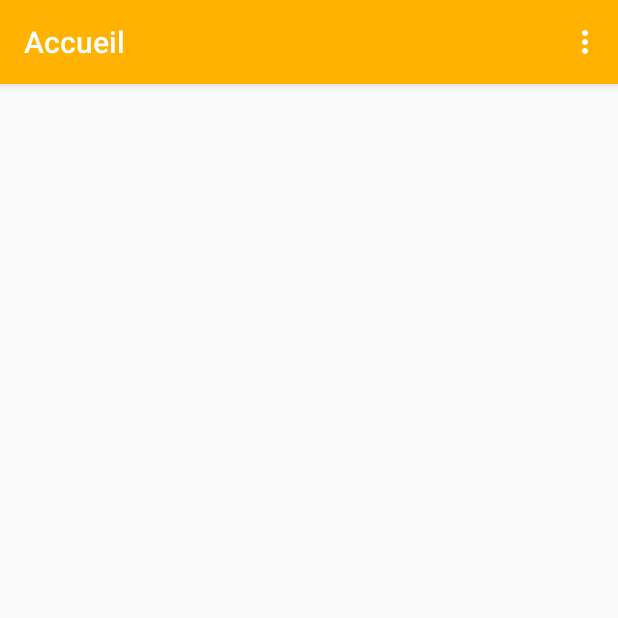
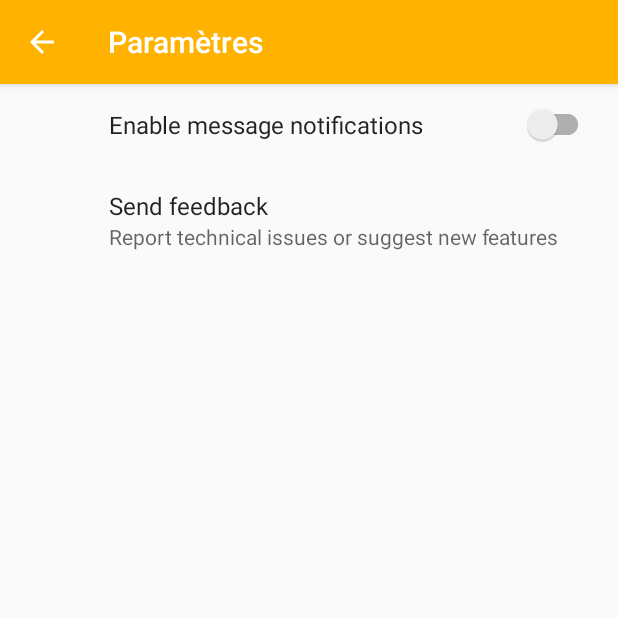
Before and after one commit to ARriddle/ARriddle, an Android app: the screen it shows after launch (MainActivity before the commit, SettingsActivity after it), in the options menu, after a tap on "Paramètres", on a phone screen of 412 x 824 dp, the top half of it. Run offline under Robolectric (Android 15) with nearby library versions, the phone set to English and light mode, and no system bars; our stand-ins replace androidx.preference.

Commit message:
Add SettingsActivity

```diff
--- a/app/build.gradle
+++ b/app/build.gradle
@@ -1,6 +1,7 @@
 apply plugin: 'com.android.application'
 apply plugin: 'kotlin-android'
 apply plugin: 'kotlin-android-extensions'
+apply plugin: 'kotlin-kapt'
 
 android {
     compileSdkVersion 29
@@ -35,4 +36,8 @@ dependencies {
     testImplementation 'junit:junit:4.12'
     androidTestImplementation 'androidx.test.ext:junit:1.1.1'
     androidTestImplementation 'androidx.test.espresso:espresso-core:3.2.0'
+
+    //Préférences
+    implementation "androidx.preference:preference:1.1.1"
+
 }
--- a/app/src/main/AndroidManifest.xml
+++ b/app/src/main/AndroidManifest.xml
@@ -9,6 +9,10 @@
         android:roundIcon="@mipmap/ic_launcher_round"
         android:supportsRtl="true"
         android:theme="@style/AppTheme">
+        <activity
+            android:name=".activities.SettingsActivity"
+            android:label="@string/settings_activity_title"
+            android:parentActivityName=".activities.MainActivity" />
         <activity
             android:name=".activities.AproposActivity"
             android:label="@string/apropos_activity_title"
--- a/app/src/main/java/fr/ec/arridle/activities/BasicActivity.kt
+++ b/app/src/main/java/fr/ec/arridle/activities/BasicActivity.kt
@@ -30,11 +30,17 @@ abstract class BasicActivity : AppCompatActivity() {
 
     override fun onOptionsItemSelected(item: MenuItem): Boolean {
         when (item.itemId) {
+            R.id.settings -> {
+                val intent = Intent(this, SettingsActivity::class.java)
+                startActivity(intent)
+            }
+
             R.id.apropos -> {
                 val intent = Intent(this, AproposActivity::class.java)
                 startActivity(intent)
             }
 
+
         }
         return super.onOptionsItemSelected(item)
     }
--- /dev/null
+++ b/app/src/main/java/fr/ec/arridle/activities/SettingsActivity.kt
@@ -0,0 +1,25 @@
+package fr.ec.arridle.activities
+
+import android.os.Bundle
+import androidx.appcompat.app.AppCompatActivity
+import androidx.appcompat.widget.Toolbar
+
+import fr.ec.arridle.R
+import fr.ec.arridle.fragments.SettingsFragment
+
+class SettingsActivity : AppCompatActivity() {
+    override fun onCreate(savedInstanceState: Bundle?) {
+        super.onCreate(savedInstanceState)
+        setContentView(R.layout.activity_settings)
+        val toolbar: Toolbar = findViewById(R.id.toolbar)
+        setSupportActionBar(toolbar)
+        val actionBar = supportActionBar
+        actionBar?.setDisplayHomeAsUpEnabled(true)
+
+        supportFragmentManager
+            .beginTransaction()
+            .replace(R.id.settings_container, SettingsFragment())
+            .commit()
+    }
+
+}
--- /dev/null
+++ b/app/src/main/java/fr/ec/arridle/fragments/SettingsFragment.kt
@@ -0,0 +1,16 @@
+package fr.ec.arridle.fragments
+
+import android.os.Bundle
+import android.view.LayoutInflater
+import android.view.View
+import android.view.ViewGroup
+import androidx.preference.PreferenceFragmentCompat
+import fr.ec.arridle.R
+
+class SettingsFragment : PreferenceFragmentCompat() {
+
+    override fun onCreatePreferences(savedInstanceState: Bundle?, rootKey: String?) {
+        setPreferencesFromResource(R.xml.preferences, rootKey)
+    }
+
+}
--- /dev/null
+++ b/app/src/main/res/layout/activity_settings.xml
@@ -0,0 +1,29 @@
+<?xml version="1.0" encoding="utf-8"?>
+<androidx.constraintlayout.widget.ConstraintLayout xmlns:android="http://schemas.android.com/apk/res/android"
+    xmlns:app="http://schemas.android.com/apk/res-auto"
+    xmlns:tools="http://schemas.android.com/tools"
+    android:layout_width="match_parent"
+    android:layout_height="match_parent"
+    tools:context=".activities.BasicActivity">
+
+    <androidx.appcompat.widget.Toolbar
+        android:id="@+id/toolbar"
+        android:layout_width="match_parent"
+        android:layout_height="?attr/actionBarSize"
+        android:background="?attr/colorPrimary"
+        android:elevation="4dp"
+        android:theme="@style/ThemeOverlay.AppCompat.Dark.ActionBar"
+        app:layout_constraintEnd_toEndOf="parent"
+        app:layout_constraintStart_toStartOf="parent"
+        app:layout_constraintTop_toTopOf="parent"
+        app:popupTheme="@style/ThemeOverlay.AppCompat.Light" />
+
+    <FrameLayout
+        android:id="@+id/settings_container"
+        android:layout_width="411dp"
+        android:layout_height="679dp"
+        android:orientation="vertical"
+        app:layout_constraintEnd_toEndOf="parent"
+        app:layout_constraintTop_toBottomOf="@+id/toolbar"
+        tools:context=".activities.SettingsActivity" />
+</androidx.constraintlayout.widget.ConstraintLayout>
--- /dev/null
+++ b/app/src/main/res/xml/preferences.xml
@@ -0,0 +1,14 @@
+<?xml version="1.0" encoding="utf-8"?>
+<PreferenceScreen
+    xmlns:app="http://schemas.android.com/apk/res-auto">
+
+    <SwitchPreferenceCompat
+        app:key="notifications"
+        app:title="Enable message notifications"/>
+
+    <Preference
+        app:key="feedback"
+        app:title="Send feedback"
+        app:summary="Report technical issues or suggest new features"/>
+
+</PreferenceScreen>
```
